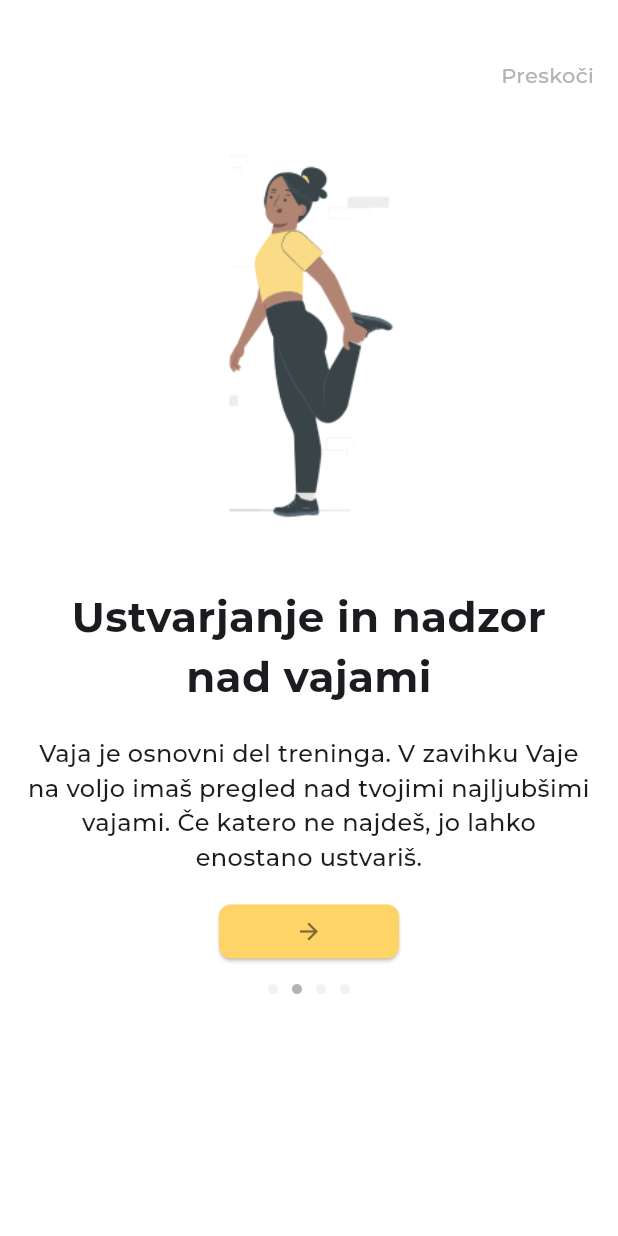
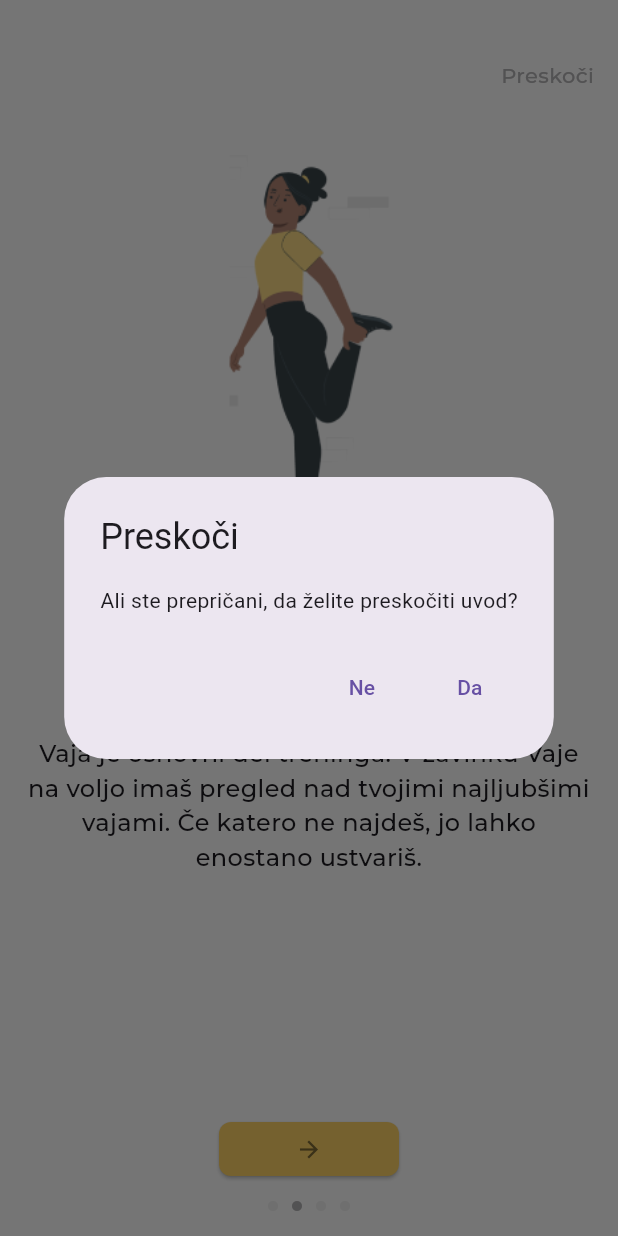
Before and after one commit to harisbrulic/TVA-FitBuddy, a Flutter app: the OnboardingScreen2 screen opened directly, after a tap on "Preskoči", on a phone screen of 412 x 824 dp. Run offline on Flutter 3.47's test engine with Material 3 defaults, Android fonts, the phone set to English and light mode, and no system bars; our stand-ins replace dio; project files that could hold a hidden picture were left out.

Commit message:
fix: onboarding screens

```diff
--- a/lib/onboarding_2.dart
+++ b/lib/onboarding_2.dart
@@ -1,5 +1,6 @@
 import 'package:flutter/material.dart';
 import 'onboarding_3.dart';
+import 'home_screen.dart';
 
 class OnboardingScreen2 extends StatefulWidget {
   @override
@@ -7,18 +8,47 @@ class OnboardingScreen2 extends StatefulWidget {
 }
 
 class _OnboardingScreen2State extends State<OnboardingScreen2> {
+  void _showSkipDialog() {
+    showDialog(
+      context: context,
+      builder: (BuildContext context) {
+        return AlertDialog(
+          title: Text('Preskoči'),
+          content: Text('Ali ste prepričani, da želite preskočiti uvod?'),
+          actions: <Widget>[
+            TextButton(
+              onPressed: () {
+                Navigator.of(context).pop();
+              },
+              child: Text('Ne'),
+            ),
+            TextButton(
+              onPressed: () {
+                Navigator.of(context).pop();
+                Navigator.push(
+                  context,
+                  MaterialPageRoute(builder: (context) => HomeScreen()),
+                );
+              },
+              child: Text('Da'),
+            ),
+          ],
+        );
+      },
+    );
+  }
+
   @override
   Widget build(BuildContext context) {
     return Scaffold(
       backgroundColor: Colors.white,
       body: SingleChildScrollView(
-        child: _buildOnboardingContent(context),
+        child: ConstrainedBox(
+          constraints: BoxConstraints(
+            minHeight: MediaQuery.of(context).size.height,
           ),
-    );
-  }
-
-  Widget _buildOnboardingContent(BuildContext context) {
-  return Padding(
+          child: IntrinsicHeight(
+            child: Padding(
               padding: const EdgeInsets.all(16.0),
               child: Column(
                 mainAxisAlignment: MainAxisAlignment.center,
@@ -32,9 +62,7 @@ class _OnboardingScreen2State extends State<OnboardingScreen2> {
                   Align(
                     alignment: Alignment.centerRight,
                     child: GestureDetector(
-            onTap: () {
-              // dodaj home screen
-            },
+                      onTap: _showSkipDialog,
                       child: Text(
                         'Preskoči',
                         style: TextStyle(
@@ -76,6 +104,7 @@ class _OnboardingScreen2State extends State<OnboardingScreen2> {
                     ),
                   ),
                   SizedBox(height: 20),
+                  Expanded(child: Container()),
                   Center(
                     child: Container(
                       width: 120,
@@ -117,6 +146,10 @@ class _OnboardingScreen2State extends State<OnboardingScreen2> {
                   ),
                 ],
               ),
+            ),
+          ),
+        ),
+      ),
     );
   }
 }
```
Also changed, not shown: lib/onboarding_1.dart (+32 -3 lines), lib/onboarding_3.dart (+42 -9 lines), lib/onboarding_4.dart (+10 -6 lines). Lines whose indentation alone changed are shown as unchanged.
